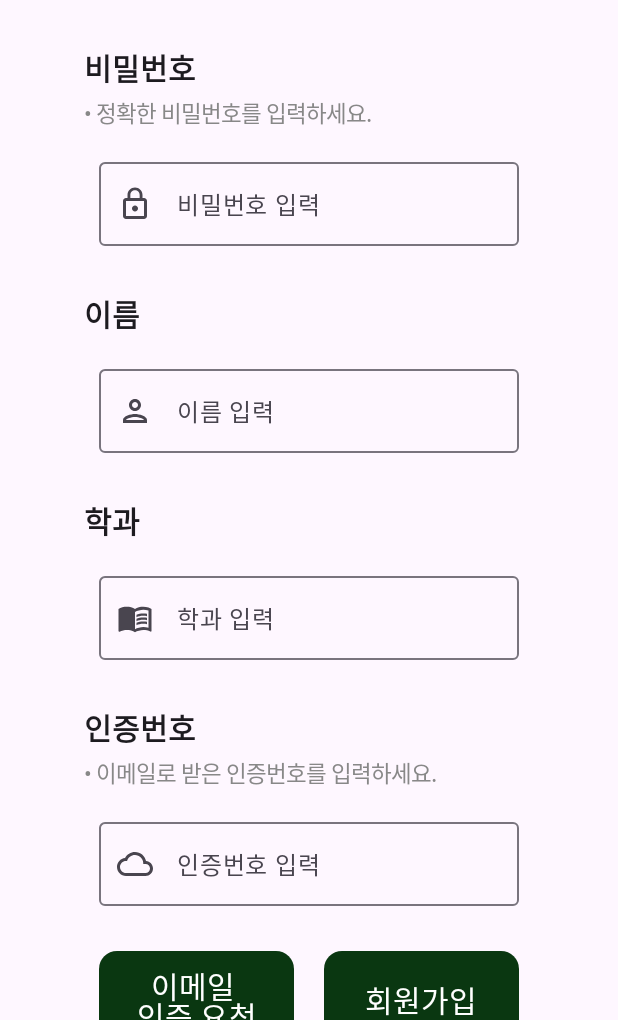
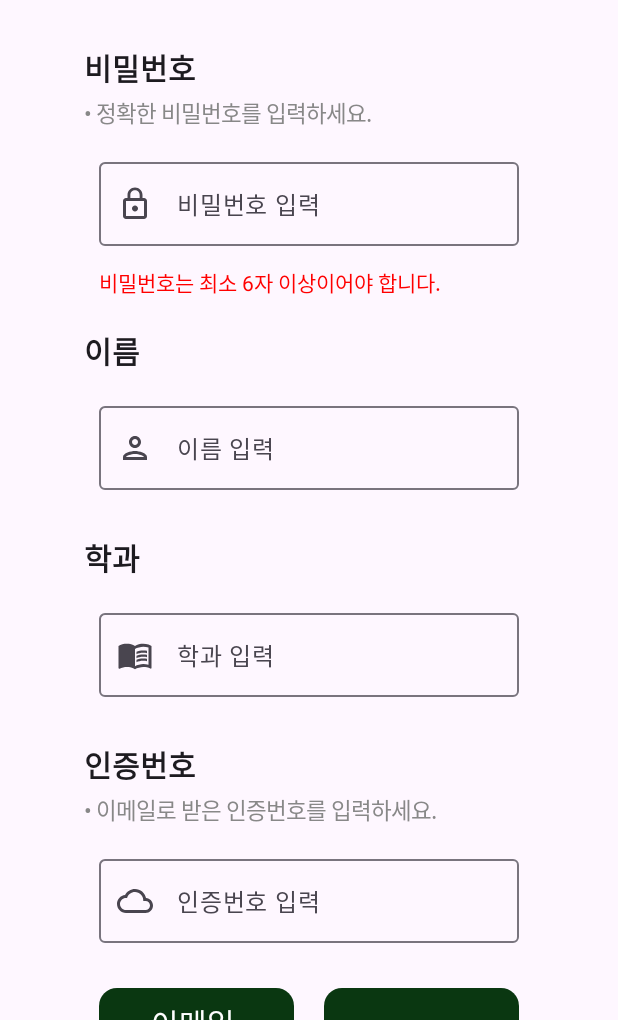
Before and after one commit to KuClubApplication/KuClubApp, an Android app built with Jetpack Compose: the RegisterScreen screen opened through its navigation route, after a tap on "회원가입", on a phone screen of 412 x 824 dp, the part 216-1236 px from its top. Run offline under Robolectric (Android 15) with nearby library versions, the phone set to English and light mode, and no system bars; our stand-ins replace Firebase (no records; nobody signed in at launch, a user with empty details on screens opened directly).

Commit message:
비밀번호 정규화 완료, 회원가입 완료창 추가 완료

```diff
--- a/app/src/main/java/com/example/kuclubapp/NavRoutes.kt
+++ b/app/src/main/java/com/example/kuclubapp/NavRoutes.kt
@@ -4,6 +4,7 @@ sealed class NavRoutes(val route: String) {
 
     object Login : NavRoutes("Login")
     object Register : NavRoutes("Register")
+    object RegisterSuccess : NavRoutes("RegisterSuccess")
     object ClubList : NavRoutes("ClubList")
     object Setting : NavRoutes("Setting")
     object Category : NavRoutes("Category")
--- a/app/src/main/java/com/example/kuclubapp/screens/MainScreen.kt
+++ b/app/src/main/java/com/example/kuclubapp/screens/MainScreen.kt
@@ -103,6 +103,10 @@ fun MainScreen(navController: NavHostController, navUserViewModel: NavUserViewMo
                         RegisterScreen(navController, navUserViewModel)
                     }
 
+                    composable(NavRoutes.RegisterSuccess.route) {
+                        RegisterSuccessScreen(navController, navUserViewModel)
+                    }
+
                     composable(NavRoutes.ClubList.route) {
                         ClubListScreen(navController)
                     }
--- a/app/src/main/java/com/example/kuclubapp/screens/RegisterScreen.kt
+++ b/app/src/main/java/com/example/kuclubapp/screens/RegisterScreen.kt
@@ -73,6 +73,8 @@ fun RegisterScreen(navController: NavHostController, navUserViewModel: NavUserVi
     }
 
     val user = User(userId, userPasswd, userNm, userMajor)
+
+    val passwordRegex = Regex("^.{6,}\$")
 
     Column(
         modifier = Modifier.fillMaxSize().verticalScroll(rememberScrollState()),
@@ -155,6 +157,11 @@ fun RegisterScreen(navController: NavHostController, navUserViewModel: NavUserVi
                     imeAction = ImeAction.Next),
                 modifier = Modifier.padding(10.dp)
             )
+
+            if (!passwordRegex.matches(userPasswd)) {
+                Text("비밀번호는 최소 6자 이상이어야 합니다.", color = Color.Red,
+                    modifier = Modifier.padding(horizontal = 10.dp))
+            }
         }
 
         Column(
@@ -267,9 +274,12 @@ fun RegisterScreen(navController: NavHostController, navUserViewModel: NavUserVi
             }
             Button(
                 onClick = {
-                    if (userAuthNum == randomNum) {
+                    if (!passwordRegex.matches(userPasswd)) {
+                        Toast.makeText(context, "비밀번호는 최소 6자 이상이어야 합니다.", Toast.LENGTH_SHORT).show()
+                    }
+                    else if (userAuthNum == randomNum) {
                         navUserViewModel.insertUser(user)
-                        navController.navigate(NavRoutes.Login.route)
+                        navController.navigate(NavRoutes.RegisterSuccess.route)
                     } else {
                         Toast.makeText(context, "인증번호가 일치하지 않습니다.", Toast.LENGTH_SHORT).show()
                     }
--- /dev/null
+++ b/app/src/main/res/drawable/baseline_add_task_24.xml
@@ -0,0 +1,5 @@
+<vector xmlns:android="http://schemas.android.com/apk/res/android" android:height="24dp" android:tint="#6EBE1E" android:viewportHeight="24" android:viewportWidth="24" android:width="24dp">
+
+    <path android:fillColor="@android:color/white" android:pathData="M22,5.18L10.59,16.6l-4.24,-4.24l1.41,-1.41l2.83,2.83l10,-10L22,5.18zM12,20c-4.41,0 -8,-3.59 -8,-8s3.59,-8 8,-8c1.57,0 3.04,0.46 4.28,1.25l1.45,-1.45C16.1,2.67 14.13,2 12,2C6.48,2 2,6.48 2,12s4.48,10 10,10c1.73,0 3.36,-0.44 4.78,-1.22l-1.5,-1.5C14.28,19.74 13.17,20 12,20zM19,15h-3v2h3v3h2v-3h3v-2h-3v-3h-2V15z"/>
+
+</vector>
```
Also changed, not shown: app/src/main/java/com/example/kuclubapp/screens/RegisterSuccessScreen.kt (added, +70 -0 lines).
